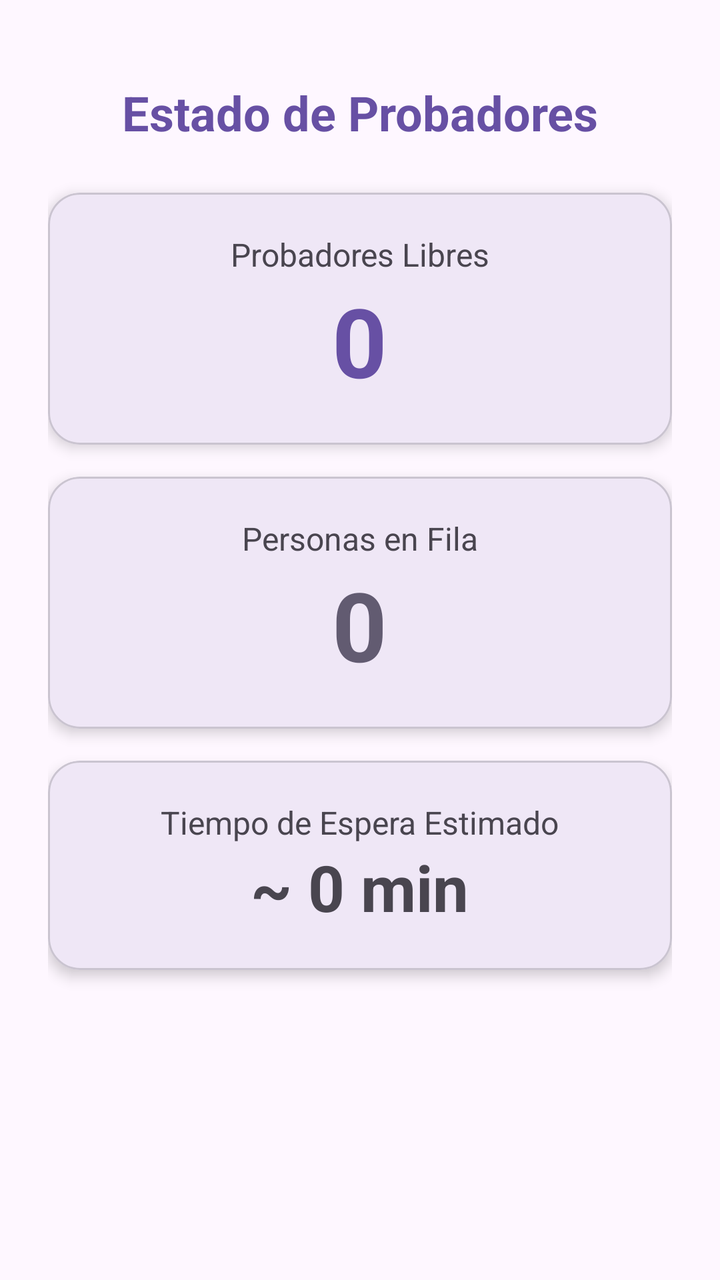
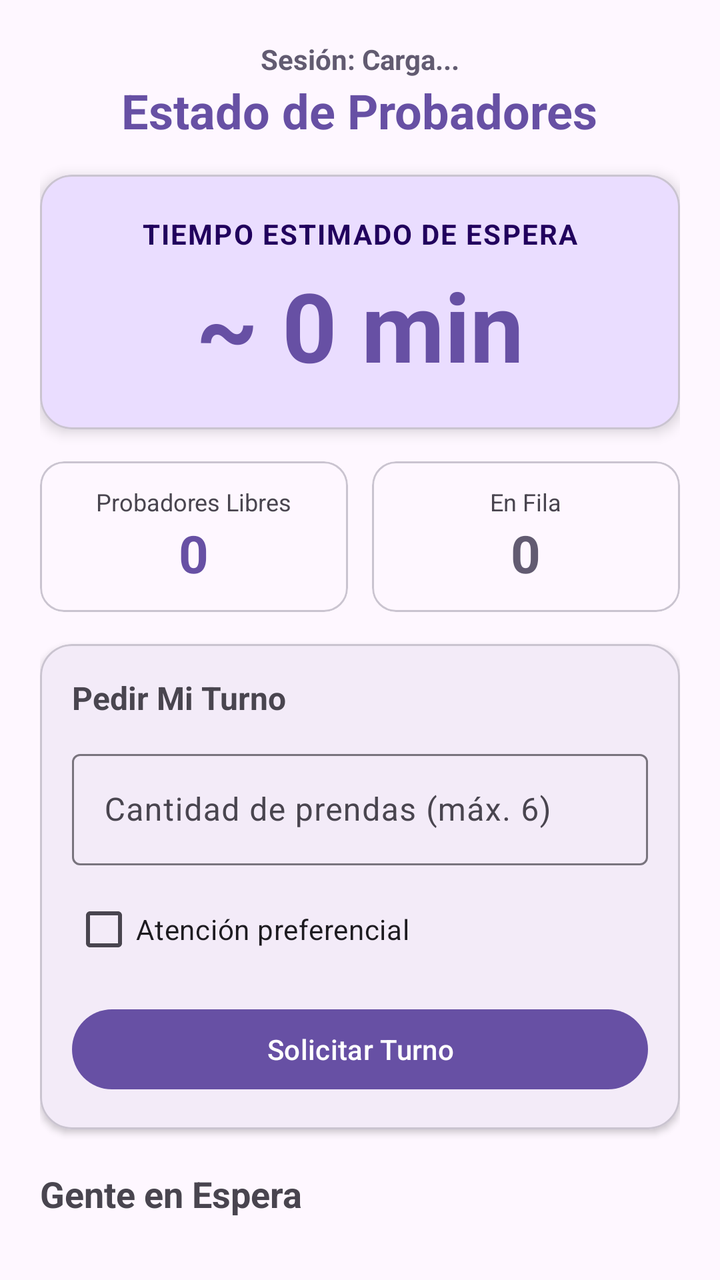

An Android layout rendered at two revisions. The XML below is the earlier revision; the diff shows what the commit changed to produce the second picture.
<!-- AndroidManifest.xml: application theme Theme.RinconSurProbadores -->
<!-- res/layout/fragment_first.xml -->
<?xml version="1.0" encoding="utf-8"?>
<androidx.constraintlayout.widget.ConstraintLayout xmlns:android="http://schemas.android.com/apk/res/android"
    xmlns:app="http://schemas.android.com/apk/res-auto"
    xmlns:tools="http://schemas.android.com/tools"
    android:layout_width="match_parent"
    android:layout_height="match_parent"
    android:padding="24dp"
    tools:context=".ui.cliente.FirstFragment">

    
    <TextView
        android:id="@+id/tvTituloCliente"
        android:layout_width="wrap_content"
        android:layout_height="wrap_content"
        android:text="Estado de Probadores"
        android:textSize="24sp"
        android:textStyle="bold"
        android:textColor="?attr/colorPrimary"
        app:layout_constraintTop_toTopOf="parent"
        app:layout_constraintStart_toStartOf="parent"
        app:layout_constraintEnd_toEndOf="parent"
        android:layout_marginTop="16dp" />

    
    <com.google.android.material.card.MaterialCardView
        android:id="@+id/cardProbadores"
        android:layout_width="0dp"
        android:layout_height="wrap_content"
        android:layout_marginTop="24dp"
        app:cardCornerRadius="16dp"
        app:cardElevation="4dp"
        app:layout_constraintTop_toBottomOf="@id/tvTituloCliente"
        app:layout_constraintStart_toStartOf="parent"
        app:layout_constraintEnd_toEndOf="parent">

        <LinearLayout
            android:layout_width="match_parent"
            android:layout_height="wrap_content"
            android:orientation="vertical"
            android:padding="20dp"
            android:gravity="center">

            <TextView
                android:layout_width="wrap_content"
                android:layout_height="wrap_content"
                android:text="Probadores Libres"
                android:textSize="16sp"
                android:textColor="?attr/colorOnSurfaceVariant" />

            <TextView
                android:id="@+id/tvProbadoresLibres"
                android:layout_width="wrap_content"
                android:layout_height="wrap_content"
                android:text="0"
                android:textSize="48sp"
                android:textStyle="bold"
                android:textColor="?attr/colorPrimary" />
        </LinearLayout>
    </com.google.android.material.card.MaterialCardView>

    
    <com.google.android.material.card.MaterialCardView
        android:id="@+id/cardFila"
        android:layout_width="0dp"
        android:layout_height="wrap_content"
        android:layout_marginTop="16dp"
        app:cardCornerRadius="16dp"
        app:cardElevation="4dp"
        app:layout_constraintTop_toBottomOf="@id/cardProbadores"
        app:layout_constraintStart_toStartOf="parent"
        app:layout_constraintEnd_toEndOf="parent">

        <LinearLayout
            android:layout_width="match_parent"
            android:layout_height="wrap_content"
            android:orientation="vertical"
            android:padding="20dp"
            android:gravity="center">

            <TextView
                android:layout_width="wrap_content"
                android:layout_height="wrap_content"
                android:text="Personas en Fila"
                android:textSize="16sp"
                android:textColor="?attr/colorOnSurfaceVariant" />

            <TextView
                android:id="@+id/tvPersonasFila"
                android:layout_width="wrap_content"
                android:layout_height="wrap_content"
                android:text="0"
                android:textSize="48sp"
                android:textStyle="bold"
                android:textColor="?attr/colorSecondary" />
        </LinearLayout>
    </com.google.android.material.card.MaterialCardView>

    
    <com.google.android.material.card.MaterialCardView
        android:id="@+id/cardTiempo"
        android:layout_width="0dp"
        android:layout_height="wrap_content"
        android:layout_marginTop="16dp"
        app:cardCornerRadius="16dp"
        app:cardElevation="4dp"
        app:layout_constraintTop_toBottomOf="@id/cardFila"
        app:layout_constraintStart_toStartOf="parent"
        app:layout_constraintEnd_toEndOf="parent">

        <LinearLayout
            android:layout_width="match_parent"
            android:layout_height="wrap_content"
            android:orientation="vertical"
            android:padding="20dp"
            android:gravity="center">

            <TextView
                android:layout_width="wrap_content"
                android:layout_height="wrap_content"
                android:text="Tiempo de Espera Estimado"
                android:textSize="16sp"
                android:textColor="?attr/colorOnSurfaceVariant" />

            <TextView
                android:id="@+id/tvTiempoEspera"
                android:layout_width="wrap_content"
                android:layout_height="wrap_content"
                android:text="~ 0 min"
                android:textSize="32sp"
                android:textStyle="bold" />
        </LinearLayout>
    </com.google.android.material.card.MaterialCardView>

    
    <Button
        android:id="@+id/button_first"
        android:layout_width="wrap_content"
        android:layout_height="wrap_content"
        android:text="Siguiente"
        android:visibility="gone"
        app:layout_constraintBottom_toBottomOf="parent"
        app:layout_constraintEnd_toEndOf="parent"
        app:layout_constraintStart_toStartOf="parent" />

</androidx.constraintlayout.widget.ConstraintLayout>
<!-- resources referenced by this layout -->
<resources>
  <style name="Theme.RinconSurProbadores" parent="Base.Theme.RinconSurProbadores" />
  <style name="Base.Theme.RinconSurProbadores" parent="Theme.Material3.DayNight.NoActionBar">
          
          
      </style>
</resources>

<!-- the commit's change to res/layout/fragment_first.xml (unified diff, before → after) -->
@@ -1,145 +1,271 @@
 <?xml version="1.0" encoding="utf-8"?>
-<androidx.constraintlayout.widget.ConstraintLayout xmlns:android="http://schemas.android.com/apk/res/android"
+<androidx.core.widget.NestedScrollView xmlns:android="http://schemas.android.com/apk/res/android"
     xmlns:app="http://schemas.android.com/apk/res-auto"
     xmlns:tools="http://schemas.android.com/tools"
     android:layout_width="match_parent"
     android:layout_height="match_parent"
-    android:padding="24dp"
+    android:fillViewport="true"
     tools:context=".ui.cliente.FirstFragment">
 
-    
-    <TextView
-        android:id="@+id/tvTituloCliente"
-        android:layout_width="wrap_content"
+    <LinearLayout
+        android:layout_width="match_parent"
         android:layout_height="wrap_content"
-        android:text="Estado de Probadores"
-        android:textSize="24sp"
-        android:textStyle="bold"
-        android:textColor="?attr/colorPrimary"
-        app:layout_constraintTop_toTopOf="parent"
-        app:layout_constraintStart_toStartOf="parent"
-        app:layout_constraintEnd_toEndOf="parent"
-        android:layout_marginTop="16dp" />
-
-    
-    <com.google.android.material.card.MaterialCardView
-        android:id="@+id/cardProbadores"
-        android:layout_width="0dp"
+        android:orientation="vertical"
+        android:padding="20dp">
+
+        
+        <TextView
+            android:id="@+id/tvUsuarioActual"
+            android:layout_width="wrap_content"
+            android:layout_height="wrap_content"
+            android:text="Sesión: Carga..."
+            android:textSize="14sp"
+            android:textStyle="bold"
+            android:textColor="?attr/colorSecondary"
+            android:layout_gravity="center_horizontal" />
+
+        <TextView
+            android:id="@+id/tvTituloCliente"
+            android:layout_width="wrap_content"
+            android:layout_height="wrap_content"
+            android:text="Estado de Probadores"
+            android:textSize="24sp"
+            android:textStyle="bold"
+            android:textColor="?attr/colorPrimary"
+            android:layout_gravity="center_horizontal"
+            android:layout_marginBottom="16dp" />
+
+        
+        <com.google.android.material.card.MaterialCardView
+            android:id="@+id/cardTiempoGrandote"
+            android:layout_width="match_parent"
+            android:layout_height="wrap_content"
+            android:layout_marginBottom="16dp"
+            app:cardCornerRadius="16dp"
+            app:cardElevation="4dp"
+            app:cardBackgroundColor="?attr/colorPrimaryContainer">
+
+            <LinearLayout
+                android:layout_width="match_parent"
+                android:layout_height="wrap_content"
+                android:orientation="vertical"
+                android:padding="20dp"
+                android:gravity="center">
+
+                <TextView
+                    android:layout_width="wrap_content"
+                    android:layout_height="wrap_content"
+                    android:text="TIEMPO ESTIMADO DE ESPERA"
+                    android:textSize="14sp"
+                    android:textStyle="bold"
+                    android:letterSpacing="0.05"
+                    android:textColor="?attr/colorOnPrimaryContainer" />
+
+                <TextView
+                    android:id="@+id/tvTiempoEspera"
+                    android:layout_width="wrap_content"
+                    android:layout_height="wrap_content"
+                    android:text="~ 0 min"
+                    android:textSize="48sp"
+                    android:textStyle="bold"
+                    android:textColor="?attr/colorPrimary"
+                    android:layout_marginTop="4dp" />
+            </LinearLayout>
+        </com.google.android.material.card.MaterialCardView>
+
+        
+        <LinearLayout
+            android:layout_width="match_parent"
+            android:layout_height="wrap_content"
+            android:orientation="horizontal"
+            android:layout_marginBottom="16dp">
+
+            <com.google.android.material.card.MaterialCardView
+                android:layout_width="0dp"
+                android:layout_height="wrap_content"
+                android:layout_weight="1"
+                android:layout_marginEnd="6dp"
+                app:cardCornerRadius="12dp">
+
+                <LinearLayout
+                    android:layout_width="match_parent"
+                    android:layout_height="wrap_content"
+                    android:orientation="vertical"
+                    android:padding="12dp"
+                    android:gravity="center">
+
+                    <TextView
+                        android:layout_width="wrap_content"
+                        android:layout_height="wrap_content"
+                        android:text="Probadores Libres"
+                        android:textSize="12sp" />
+
+                    <TextView
+                        android:id="@+id/tvProbadoresLibres"
+                        android:layout_width="wrap_content"
+                        android:layout_height="wrap_content"
+                        android:text="0"
+                        android:textSize="26sp"
+                        android:textStyle="bold"
+                        android:textColor="?attr/colorPrimary" />
+                </LinearLayout>
+            </com.google.android.material.card.MaterialCardView>
+
+            <com.google.android.material.card.MaterialCardView
+                android:layout_width="0dp"
+                android:layout_height="wrap_content"
+                android:layout_weight="1"
+                android:layout_marginStart="6dp"
+                app:cardCornerRadius="12dp">
+
+                <LinearLayout
+                    android:layout_width="match_parent"
+                    android:layout_height="wrap_content"
+                    android:orientation="vertical"
+                    android:padding="12dp"
+                    android:gravity="center">
+
+                    <TextView
+                        android:layout_width="wrap_content"
+                        android:layout_height="wrap_content"
+                        android:text="En Fila"
+                        android:textSize="12sp" />
+
+                    <TextView
+                        android:id="@+id/tvPersonasFila"
+                        android:layout_width="wrap_content"
+                        android:layout_height="wrap_content"
+                        android:text="0"
+                        android:textSize="26sp"
+                        android:textStyle="bold"
+                        android:textColor="?attr/colorSecondary" />
+                </LinearLayout>
+            </com.google.android.material.card.MaterialCardView>
+        </LinearLayout>
+
+        
+        <com.google.android.material.card.MaterialCardView
+            android:layout_width="match_parent"
+            android:layout_height="wrap_content"
+            android:layout_marginBottom="20dp"
+            app:cardCornerRadius="16dp"
+            app:cardElevation="2dp">
+
+            <LinearLayout
+                android:layout_width="match_parent"
+                android:layout_height="wrap_content"
+                android:orientation="vertical"
+                android:padding="16dp">
+
+                <TextView
+                    android:layout_width="wrap_content"
+                    android:layout_height="wrap_content"
+                    android:text="Pedir Mi Turno"
+                    android:textSize="16sp"
+                    android:textStyle="bold"
+                    android:layout_marginBottom="12dp" />
+
+                <com.google.android.material.textfield.TextInputLayout
+                    style="@style/Widget.Material3.TextInputLayout.OutlinedBox"
+                    android:layout_width="match_parent"
+                    android:layout_height="wrap_content"
+                    android:hint="Cantidad de prendas (máx. 6)"
+                    android:layout_marginBottom="8dp">
+
+                    <com.google.android.material.textfield.TextInputEditText
+                        android:id="@+id/etCantidadPrendas"
+                        android:layout_width="match_parent"
+                        android:layout_height="wrap_content"
+                        android:inputType="number" />
+                </com.google.android.material.textfield.TextInputLayout>
+
+                <com.google.android.material.checkbox.MaterialCheckBox
+                    android:id="@+id/cbEsPreferente"
+                    android:layout_width="wrap_content"
+                    android:layout_height="wrap_content"
+                    android:text="Atención preferencial"
+                    android:layout_marginBottom="12dp" />
+
+                <Button
+                    android:id="@+id/btnSolicitarTurno"
+                    android:layout_width="match_parent"
+                    android:layout_height="wrap_content"
+                    android:text="Solicitar Turno" />
+            </LinearLayout>
+        </com.google.android.material.card.MaterialCardView>
+
+        
+        <TextView
+            android:layout_width="wrap_content"
+            android:layout_height="wrap_content"
+            android:text="Gente en Espera"
+            android:textSize="18sp"
+            android:textStyle="bold"
+            android:layout_marginBottom="12dp" />
+
+        <androidx.recyclerview.widget.RecyclerView
+            android:id="@+id/rvListaEspera"
+            android:layout_width="match_parent"
+            android:layout_height="wrap_content"
+            android:nestedScrollingEnabled="false"
+            tools:listitem="@layout/item_turno_espera" />
+
+        <Button
+            android:id="@+id/button_first"
+            android:layout_width="wrap_content"
+            android:layout_height="wrap_content"
+            android:visibility="gone" />
+
+    </LinearLayout>
+</androidx.core.widget.NestedScrollView>
+<!-- res/layout/item_turno_espera.xml (included above) -->
+<?xml version="1.0" encoding="utf-8"?>
+<com.google.android.material.card.MaterialCardView xmlns:android="http://schemas.android.com/apk/res/android"
+    xmlns:app="http://schemas.android.com/apk/res-auto"
+    android:layout_width="match_parent"
+    android:layout_height="wrap_content"
+    android:layout_marginBottom="8dp"
+    app:cardCornerRadius="8dp"
+    app:cardElevation="1dp">
+
+    <LinearLayout
+        android:layout_width="match_parent"
         android:layout_height="wrap_content"
-        android:layout_marginTop="24dp"
-        app:cardCornerRadius="16dp"
-        app:cardElevation="4dp"
-        app:layout_constraintTop_toBottomOf="@id/tvTituloCliente"
-        app:layout_constraintStart_toStartOf="parent"
-        app:layout_constraintEnd_toEndOf="parent">
+        android:orientation="horizontal"
+        android:padding="12dp"
+        android:gravity="center_vertical">
+
+        <TextView
+            android:id="@+id/tvPosicion"
+            android:layout_width="40dp"
+            android:layout_height="wrap_content"
+            android:text="#1"
+            android:textSize="18sp"
+            android:textStyle="bold"
+            android:textColor="?attr/colorPrimary" />
 
         <LinearLayout
-            android:layout_width="match_parent"
-            android:layout_height="wrap_content"
-            android:orientation="vertical"
-            android:padding="20dp"
-            android:gravity="center">
-
+            android:layout_width="0dp"
+            android:layout_height="wrap_content"
+            android:layout_weight="1"
+            android:orientation="vertical">
+
+            
             <TextView
+                android:id="@+id/tvNombreCliente"
                 android:layout_width="wrap_content"
                 android:layout_height="wrap_content"
-                android:text="Probadores Libres"
+                android:text="Juan Pérez"
                 android:textSize="16sp"
+                android:textStyle="bold" />
+
+            <TextView
+                android:id="@+id/tvDetalle"
+                android:layout_width="wrap_content"
+                android:layout_height="wrap_content"
+                android:text="Turno T-1002 • 3 prendas"
+                android:textSize="12sp"
                 android:textColor="?attr/colorOnSurfaceVariant" />
-
-            <TextView
-                android:id="@+id/tvProbadoresLibres"
-                android:layout_width="wrap_content"
-                android:layout_height="wrap_content"
-                android:text="0"
-                android:textSize="48sp"
-                android:textStyle="bold"
-                android:textColor="?attr/colorPrimary" />
         </LinearLayout>
-    </com.google.android.material.card.MaterialCardView>
-
-    
-    <com.google.android.material.card.MaterialCardView
-        android:id="@+id/cardFila"
-        android:layout_width="0dp"
-        android:layout_height="wrap_content"
-        android:layout_marginTop="16dp"
-        app:cardCornerRadius="16dp"
-        app:cardElevation="4dp"
-        app:layout_constraintTop_toBottomOf="@id/cardProbadores"
-        app:layout_constraintStart_toStartOf="parent"
-        app:layout_constraintEnd_toEndOf="parent">
-
-        <LinearLayout
-            android:layout_width="match_parent"
-            android:layout_height="wrap_content"
-            android:orientation="vertical"
-            android:padding="20dp"
-            android:gravity="center">
-
-            <TextView
-                android:layout_width="wrap_content"
-                android:layout_height="wrap_content"
-                android:text="Personas en Fila"
-                android:textSize="16sp"
-                android:textColor="?attr/colorOnSurfaceVariant" />
-
-            <TextView
-                android:id="@+id/tvPersonasFila"
-                android:layout_width="wrap_content"
-                android:layout_height="wrap_content"
-                android:text="0"
-                android:textSize="48sp"
-                android:textStyle="bold"
-                android:textColor="?attr/colorSecondary" />
-        </LinearLayout>
-    </com.google.android.material.card.MaterialCardView>
-
-    
-    <com.google.android.material.card.MaterialCardView
-        android:id="@+id/cardTiempo"
-        android:layout_width="0dp"
-        android:layout_height="wrap_content"
-        android:layout_marginTop="16dp"
-        app:cardCornerRadius="16dp"
-        app:cardElevation="4dp"
-        app:layout_constraintTop_toBottomOf="@id/cardFila"
-        app:layout_constraintStart_toStartOf="parent"
-        app:layout_constraintEnd_toEndOf="parent">
-
-        <LinearLayout
-            android:layout_width="match_parent"
-            android:layout_height="wrap_content"
-            android:orientation="vertical"
-            android:padding="20dp"
-            android:gravity="center">
-
-            <TextView
-                android:layout_width="wrap_content"
-                android:layout_height="wrap_content"
-                android:text="Tiempo de Espera Estimado"
-                android:textSize="16sp"
-                android:textColor="?attr/colorOnSurfaceVariant" />
-
-            <TextView
-                android:id="@+id/tvTiempoEspera"
-                android:layout_width="wrap_content"
-                android:layout_height="wrap_content"
-                android:text="~ 0 min"
-                android:textSize="32sp"
-                android:textStyle="bold" />
-        </LinearLayout>
-    </com.google.android.material.card.MaterialCardView>
-
-    
-    <Button
-        android:id="@+id/button_first"
-        android:layout_width="wrap_content"
-        android:layout_height="wrap_content"
-        android:text="Siguiente"
-        android:visibility="gone"
-        app:layout_constraintBottom_toBottomOf="parent"
-        app:layout_constraintEnd_toEndOf="parent"
-        app:layout_constraintStart_toStartOf="parent" />
-
-</androidx.constraintlayout.widget.ConstraintLayout>
+    </LinearLayout>
+</com.google.android.material.card.MaterialCardView>
